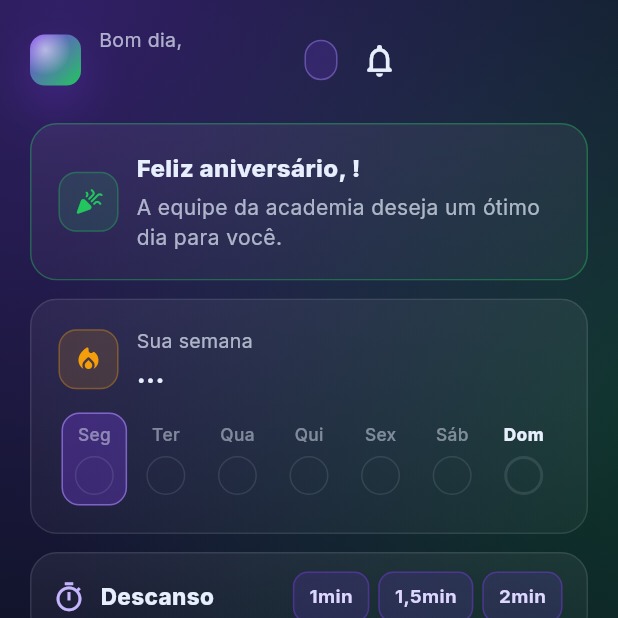
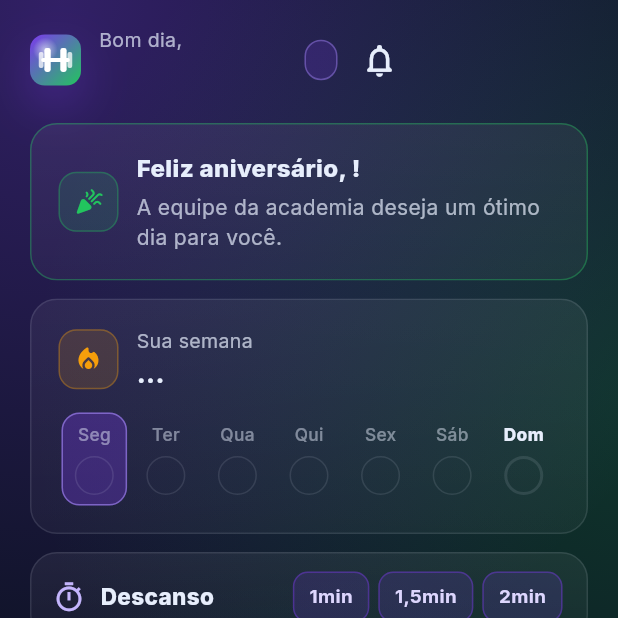
Before and after one commit to marinalivias/ccam-app, a Flutter app: the InicioShell screen opened directly with empty values, after a tap on "Seg", on a phone screen of 412 x 824 dp, the top half of it. Run offline on Flutter 3.47's test engine with Material 3 defaults, Android fonts, the phone set to English and light mode, and no system bars; our stand-ins replace flutter_local_notifications, google_fonts, qr_flutter, shared_preferences, timezone; missing offline and left inert: workmanager; accounts and stored records are empty; network calls fail; statements that could not run were skipped.

Commit message:
Novo logo e icone do app, botoes de filtro no estilo do app
Icone adaptativo no Android, icones da versao web e halter nas notificacoes. O logo antigo fica em marca/logo-antigo.svg.

```diff
--- a/lib/notificacoes.dart
+++ b/lib/notificacoes.dart
@@ -42,7 +42,7 @@ class Notificacoes {
     if (_pronto) return true;
     tzdata.initializeTimeZones();
     tz.setLocalLocation(tz.getLocation('America/Sao_Paulo'));
-    await _plugin.initialize(settings: const InitializationSettings(android: AndroidInitializationSettings('@mipmap/ic_launcher')));
+    await _plugin.initialize(settings: const InitializationSettings(android: AndroidInitializationSettings('@drawable/ic_launcher_frente')));
     _pronto = true;
     return true;
   }
@@ -77,7 +77,7 @@ class Notificacoes {
           priority: Priority.high,
           playSound: true,
           enableVibration: true,
-          icon: '@mipmap/ic_launcher',
+          icon: '@drawable/ic_launcher_frente',
         ),
       );
 
--- a/lib/screens/perfil_screen.dart
+++ b/lib/screens/perfil_screen.dart
@@ -366,18 +366,15 @@ class _EvolucaoState extends State<_Evolucao> {
                     style: TextStyle(color: Cores.textoSuave, fontSize: 13, height: 1.4))
               else ...[
                 SizedBox(
-                  height: 38,
+                  height: 40,
                   child: ListView(
                     scrollDirection: Axis.horizontal,
                     children: [
                       for (final id in opcoes)
-                        Padding(
-                          padding: const EdgeInsets.only(right: 8),
-                          child: ChoiceChip(
-                            label: Text(store.exercicioPorId(id)?.nome ?? ''),
-                            selected: id == escolhido,
-                            onSelected: (_) => setState(() => _exercicio = id),
-                          ),
+                        BotaoFiltro(
+                          rotulo: store.exercicioPorId(id)?.nome ?? '',
+                          selecionado: id == escolhido,
+                          onTap: () => setState(() => _exercicio = id),
                         ),
                     ],
                   ),
--- a/lib/widgets/comum.dart
+++ b/lib/widgets/comum.dart
@@ -77,13 +77,39 @@ class Logo extends StatelessWidget {
           borderRadius: BorderRadius.circular(tamanho * 0.29),
           gradient: RadialGradient(
             center: const Alignment(-0.4, -0.4),
-            radius: 0.5,
+            radius: 0.44,
             colors: [Colors.white.withValues(alpha: 0.55), Colors.white.withValues(alpha: 0)],
+            stops: const [0, 0.55],
           ),
         ),
+        child: CustomPaint(painter: _Halter()),
       ),
     );
   }
+}
+
+class _Halter extends CustomPainter {
+  static const _pecas = [
+    (14.0, 29.5, 36.0, 5.0, 2.5, 1.0),
+    (18.0, 17.0, 8.0, 30.0, 3.0, 1.0),
+    (38.0, 17.0, 8.0, 30.0, 3.0, 1.0),
+    (11.0, 22.0, 6.0, 20.0, 2.5, 0.75),
+    (47.0, 22.0, 6.0, 20.0, 2.5, 0.75),
+  ];
+
+  @override
+  void paint(Canvas canvas, Size size) {
+    final u = size.width / 64;
+    for (final (x, y, w, h, r, a) in _pecas) {
+      canvas.drawRRect(
+        RRect.fromRectAndRadius(Rect.fromLTWH(x * u, y * u, w * u, h * u), Radius.circular(r * u)),
+        Paint()..color = Colors.white.withValues(alpha: a),
+      );
+    }
+  }
+
+  @override
+  bool shouldRepaint(_Halter old) => false;
 }
 
 class Cartao extends StatelessWidget {
@@ -330,3 +356,40 @@ Future<bool> confirmar(BuildContext context, {required String titulo, required S
   );
   return r == true;
 }
+
+class BotaoFiltro extends StatelessWidget {
+  final String rotulo;
+  final bool selecionado;
+  final VoidCallback onTap;
+
+  const BotaoFiltro({super.key, required this.rotulo, required this.selecionado, required this.onTap});
+
+  @override
+  Widget build(BuildContext context) {
+    return Padding(
+      padding: const EdgeInsets.only(right: 8),
+      child: InkWell(
+        onTap: onTap,
+        borderRadius: BorderRadius.circular(12),
+        child: AnimatedContainer(
+          duration: const Duration(milliseconds: 160),
+          alignment: Alignment.center,
+          padding: const EdgeInsets.symmetric(horizontal: 14),
+          decoration: BoxDecoration(
+            color: selecionado ? Cores.marca.withValues(alpha: 0.3) : Cores.superficie,
+            borderRadius: BorderRadius.circular(12),
+            border: Border.all(color: selecionado ? const Color(0x99A78BFA) : Cores.borda),
+          ),
+          child: Text(
+            rotulo,
+            style: TextStyle(
+              fontSize: 13,
+              fontWeight: selecionado ? FontWeight.w700 : FontWeight.w500,
+              color: selecionado ? Cores.texto : Cores.textoSuave,
+            ),
+          ),
+        ),
+      ),
+    );
+  }
+}
--- a/pubspec.yaml
+++ b/pubspec.yaml
@@ -15,7 +15,7 @@ dependencies:
   shared_preferences: ^2.5.6
   google_fonts: ^6.3.0
   qr_flutter: ^4.1.0
-  flutter_local_notifications: ^23.0.2
+  flutter_local_notifications: ^22.0.0
   timezone: ^0.11.2
   workmanager: ^0.10.10
 
```
Also changed, not shown: lib/screens/loja_screen.dart (+1 -8 lines), marca/logo-1024.png (added), marca/logo-antigo.svg (added), marca/logo.svg (added), pubspec.lock, 14 other files.
